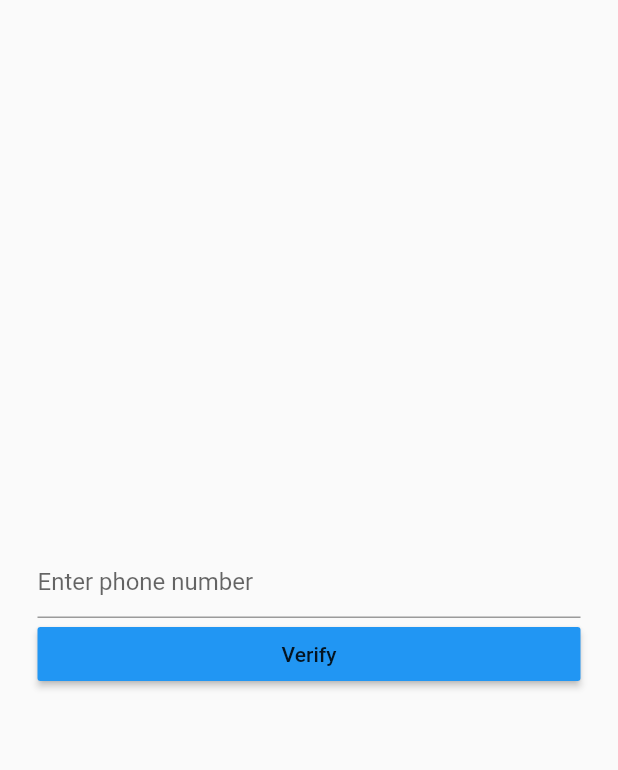
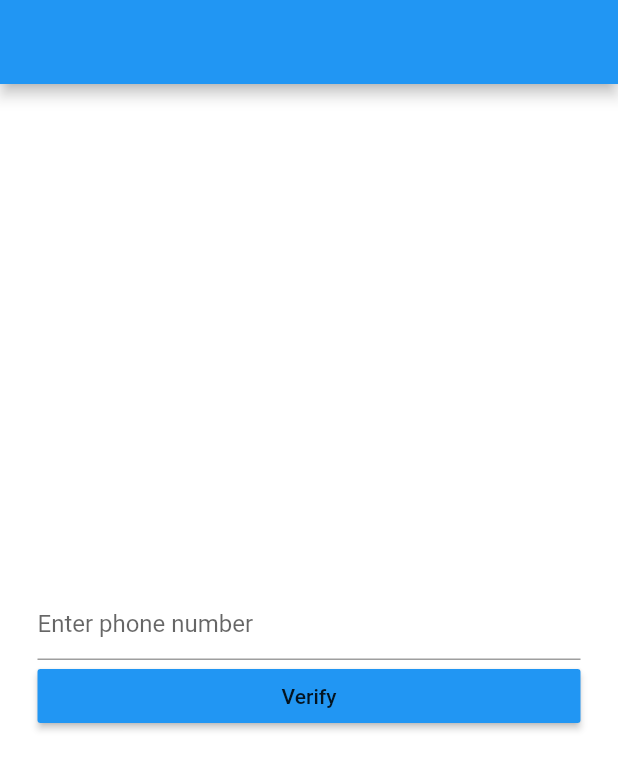
Before and after one commit to elaishane/flutter_phone_auth_try, a Flutter app: the screen it shows after launch, on a phone screen of 412 x 824 dp. Shown: the top 770 px of the screen. Run offline on Flutter 3.47's test engine with Material 2 defaults, Android fonts, the phone set to English and light mode, and no system bars; our stand-ins replace firebase_auth; accounts and stored records are empty.

Commit message:
Update login_page.dart

```diff
--- a/lib/login_page.dart
+++ b/lib/login_page.dart
@@ -18,6 +18,8 @@ class _LoginPageState extends State<LoginPage> {
   @override
   Widget build(BuildContext context) {
     return Scaffold(
+      backgroundColor: Colors.white,
+      appBar: AppBar(),
       body: Form(
           key: formKey,
           child: Column(
```
